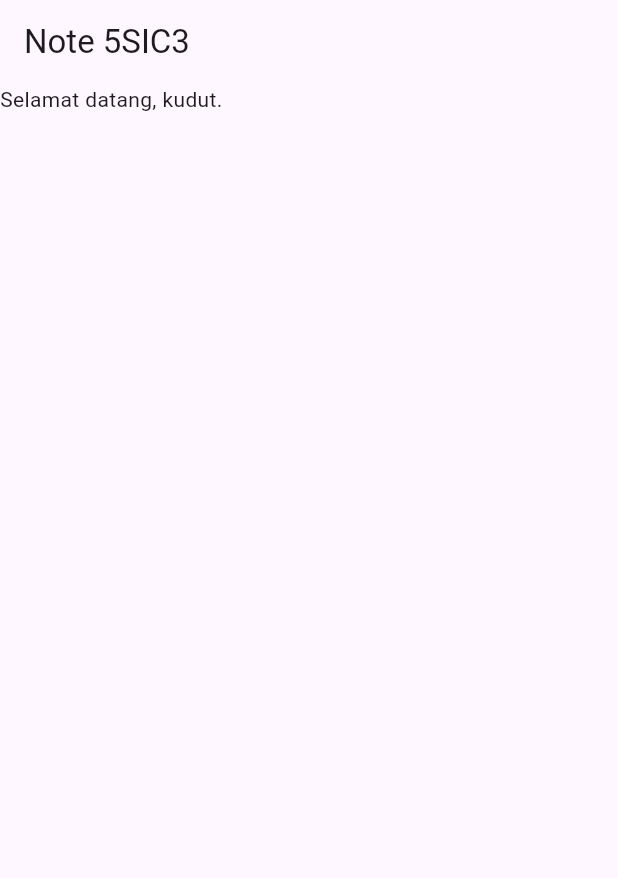
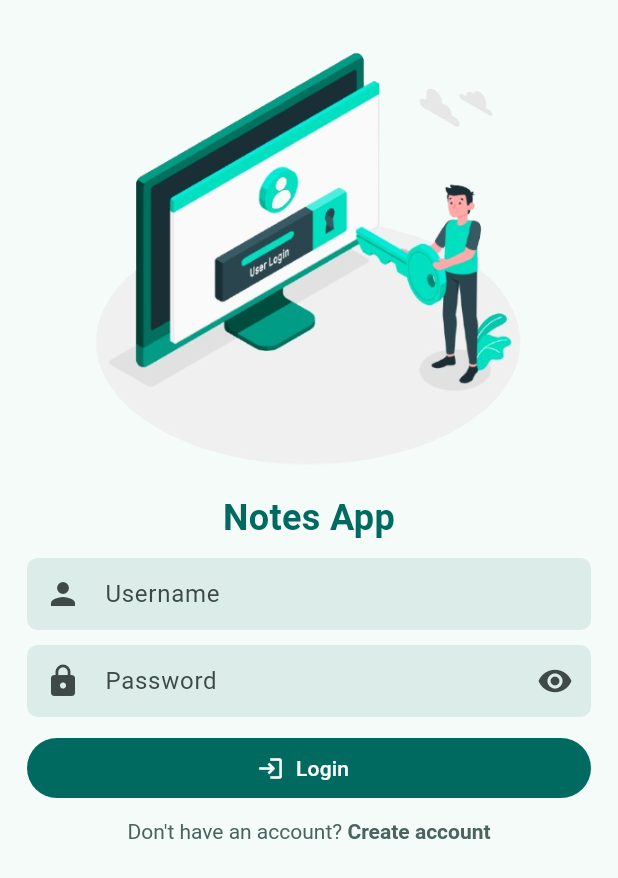
Before and after one commit to Azlan-saja/5sic3_mobile3, a Flutter app: the screen it shows after launch, on a phone screen of 412 x 824 dp. Shown: the top 878 px of the screen. Run offline on Flutter 3.47's test engine with Material 3 defaults, Android fonts, the phone set to English and light mode, and no system bars.

Commit message:
view login

```diff
--- a/lib/main.dart
+++ b/lib/main.dart
@@ -1,4 +1,4 @@
-import 'package:aplikasi_5sic3_mobile3/view/home_view.dart';
+import 'package:aplikasi_5sic3_mobile3/view/login_view.dart';
 import 'package:flutter/material.dart';
 
 void main() {
@@ -10,8 +10,15 @@ class MainApp extends StatelessWidget {
 
   @override
   Widget build(BuildContext context) {
-    return const MaterialApp(
-      home: HomeView(),
+    return MaterialApp(
+      theme: ThemeData(
+        useMaterial3: true,
+        colorScheme: ColorScheme.fromSeed(
+          seedColor: Colors.teal,
+          brightness: Brightness.light,
+        ),
+      ),
+      home: LoginView(),
     );
   }
 }
--- /dev/null
+++ b/lib/view/login_view.dart
@@ -0,0 +1,103 @@
+import 'package:flutter/material.dart';
+import 'package:flutter/gestures.dart';
+
+class LoginView extends StatelessWidget {
+  const LoginView({super.key});
+
+  @override
+  Widget build(BuildContext context) {
+    return Scaffold(
+      body: SafeArea(
+        child: Padding(
+          padding: EdgeInsetsGeometry.all(18),
+          child: SingleChildScrollView(
+            child: Column(
+              crossAxisAlignment: CrossAxisAlignment.stretch,
+              children: [
+                // 1. Gambar
+                Image.asset(
+                  "lib/assets/images/login.png",
+                  height: 300,
+                ),
+                // 2. Judul
+                SizedBox(height: 10),
+                Text(
+                  "Notes App",
+                  textAlign: TextAlign.center,
+                  style: TextStyle(
+                    fontSize: 24.0,
+                    color: Theme.of(context).colorScheme.primary,
+                    fontWeight: FontWeight.bold,
+                  ),
+                ),
+                // 3. Input Username
+                SizedBox(height: 10),
+                TextFormField(
+                  decoration: InputDecoration(
+                    prefixIcon: Icon(Icons.person),
+                    hintText: "Username",
+                    border: OutlineInputBorder(
+                      borderSide: BorderSide.none,
+                      borderRadius: BorderRadius.all(Radius.circular(7)),
+                    ),
+                    filled: true,
+                    fillColor:
+                        Theme.of(context).colorScheme.primary.withAlpha(25),
+                    contentPadding: EdgeInsets.only(top: 14),
+                  ),
+                ),
+                // 4. Input Password
+                SizedBox(height: 10),
+                TextFormField(
+                  decoration: InputDecoration(
+                    prefixIcon: Icon(Icons.lock),
+                    suffixIcon: Icon(Icons.visibility),
+                    hintText: "Password",
+                    border: OutlineInputBorder(
+                      borderSide: BorderSide.none,
+                      borderRadius: BorderRadius.all(Radius.circular(7)),
+                    ),
+                    filled: true,
+                    fillColor:
+                        Theme.of(context).colorScheme.primary.withAlpha(25),
+                    contentPadding: EdgeInsets.only(top: 14),
+                  ),
+                ),
+                // 5. Tombol Login
+                SizedBox(height: 10),
+                FilledButton.icon(
+                  onPressed: () {},
+                  label: Text("Login"),
+                  icon: Icon(Icons.login),
+                ),
+                // 6. Teks Buat Akun
+                SizedBox(height: 10),
+                RichText(
+                  textAlign: TextAlign.center,
+                  text: TextSpan(
+                    text: "Don't have an account? ",
+                    style: TextStyle(
+                      color: Theme.of(context).colorScheme.secondary,
+                    ),
+                    children: [
+                      TextSpan(
+                        text: "Create account",
+                        style: TextStyle(
+                          fontWeight: FontWeight.bold,
+                        ),
+                        recognizer: TapGestureRecognizer()
+                          ..onTap = () {
+                            // Buka View Create Account!
+                          },
+                      ),
+                    ],
+                  ),
+                ),
+              ],
+            ),
+          ),
+        ),
+      ),
+    );
+  }
+}
--- a/pubspec.yaml
+++ b/pubspec.yaml
@@ -21,3 +21,5 @@ dev_dependencies:
 
 flutter:
   uses-material-design: true
+  assets:
+    - lib/assets/images/
```
Also changed, not shown: lib/assets/images/login.png (added), 1 other file.
